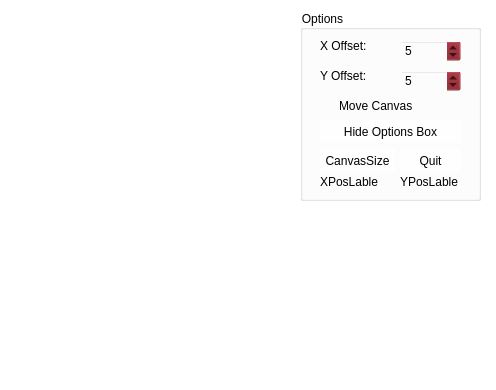
The window that mainwindow.ui (BLumia/mousePointerHelper) describes before a commit, drawn with Qt 5.
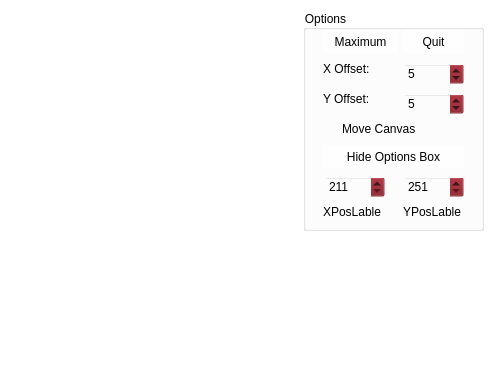
The same window after the commit. Icons and pictures are not drawn.

Patch:
```diff
--- a/mainwindow.ui
+++ b/mainwindow.ui
@@ -6,10 +6,16 @@
    <rect>
     <x>0</x>
     <y>0</y>
-    <width>496</width>
+    <width>500</width>
     <height>390</height>
    </rect>
   </property>
+  <property name="minimumSize">
+   <size>
+    <width>500</width>
+    <height>390</height>
+   </size>
+  </property>
   <property name="windowTitle">
    <string>MousePointerHelper</string>
   </property>
@@ -73,10 +79,10 @@
    <widget class="QGroupBox" name="optionBox">
     <property name="geometry">
      <rect>
-      <x>300</x>
+      <x>303</x>
       <y>10</y>
       <width>181</width>
-      <height>191</height>
+      <height>221</height>
      </rect>
     </property>
     <property name="title">
@@ -86,8 +92,8 @@
      <property name="geometry">
       <rect>
        <x>20</x>
-       <y>164</y>
-       <width>71</width>
+       <y>194</y>
+       <width>73</width>
        <height>16</height>
       </rect>
      </property>
@@ -102,7 +108,7 @@
      <property name="geometry">
       <rect>
        <x>100</x>
-       <y>164</y>
+       <y>194</y>
        <width>71</width>
        <height>16</height>
       </rect>
@@ -118,7 +124,7 @@
      <property name="geometry">
       <rect>
        <x>100</x>
-       <y>30</y>
+       <y>53</y>
        <width>61</width>
        <height>22</height>
       </rect>
@@ -126,6 +132,12 @@
      <property name="toolTip">
       <string>Emulate mouse offset (x)</string>
      </property>
+     <property name="minimum">
+      <number>-199</number>
+     </property>
+     <property name="maximum">
+      <number>199</number>
+     </property>
      <property name="value">
       <number>5</number>
      </property>
@@ -134,7 +146,7 @@
      <property name="geometry">
       <rect>
        <x>100</x>
-       <y>60</y>
+       <y>83</y>
        <width>61</width>
        <height>22</height>
       </rect>
@@ -142,6 +154,12 @@
      <property name="toolTip">
       <string>Emulate mouse offset (y)</string>
      </property>
+     <property name="minimum">
+      <number>-199</number>
+     </property>
+     <property name="maximum">
+      <number>199</number>
+     </property>
      <property name="value">
       <number>5</number>
      </property>
@@ -150,7 +168,7 @@
      <property name="geometry">
       <rect>
        <x>20</x>
-       <y>30</y>
+       <y>53</y>
        <width>54</width>
        <height>12</height>
       </rect>
@@ -163,7 +181,7 @@
      <property name="geometry">
       <rect>
        <x>20</x>
-       <y>60</y>
+       <y>83</y>
        <width>54</width>
        <height>12</height>
       </rect>
@@ -176,7 +194,7 @@
      <property name="geometry">
       <rect>
        <x>20</x>
-       <y>110</y>
+       <y>135</y>
        <width>141</width>
        <height>23</height>
       </rect>
@@ -192,7 +210,7 @@
      <property name="geometry">
       <rect>
        <x>20</x>
-       <y>88</y>
+       <y>111</y>
        <width>101</width>
        <height>16</height>
       </rect>
@@ -208,7 +226,7 @@
      <property name="geometry">
       <rect>
        <x>100</x>
-       <y>139</y>
+       <y>20</y>
        <width>61</width>
        <height>23</height>
       </rect>
@@ -224,7 +242,7 @@
      <property name="geometry">
       <rect>
        <x>20</x>
-       <y>139</y>
+       <y>20</y>
        <width>75</width>
        <height>23</height>
       </rect>
@@ -233,7 +251,39 @@
       <string>Maximum Screen or Normal</string>
      </property>
      <property name="text">
-      <string>CanvasSize</string>
+      <string>Maximum</string>
+     </property>
+    </widget>
+    <widget class="QSpinBox" name="canvasWSpinbox">
+     <property name="geometry">
+      <rect>
+       <x>21</x>
+       <y>166</y>
+       <width>61</width>
+       <height>22</height>
+      </rect>
+     </property>
+     <property name="minimum">
+      <number>211</number>
+     </property>
+     <property name="maximum">
+      <number>16777215</number>
+     </property>
+    </widget>
+    <widget class="QSpinBox" name="canvasHSpinbox">
+     <property name="geometry">
+      <rect>
+       <x>100</x>
+       <y>166</y>
+       <width>61</width>
+       <height>22</height>
+      </rect>
+     </property>
+     <property name="minimum">
+      <number>251</number>
+     </property>
+     <property name="maximum">
+      <number>16777215</number>
      </property>
     </widget>
    </widget>
```
